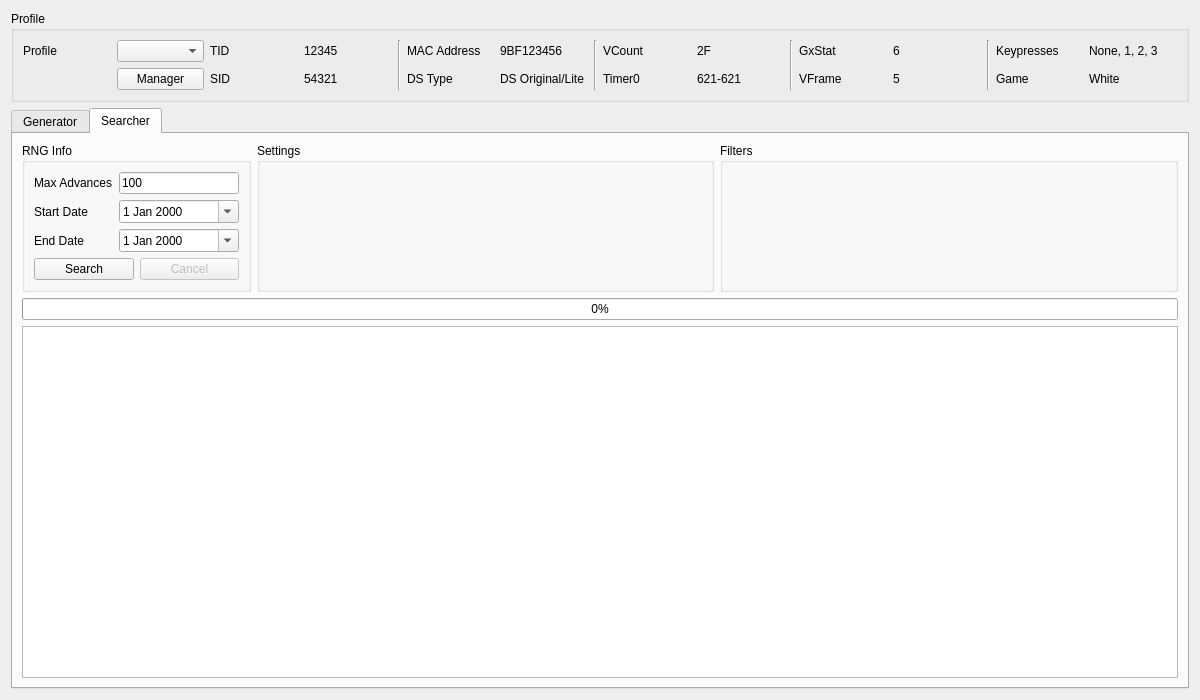
Qt form Forms/Gen5/Eggs5.ui (Admiral-Fish/PokeFinder) before a commit.
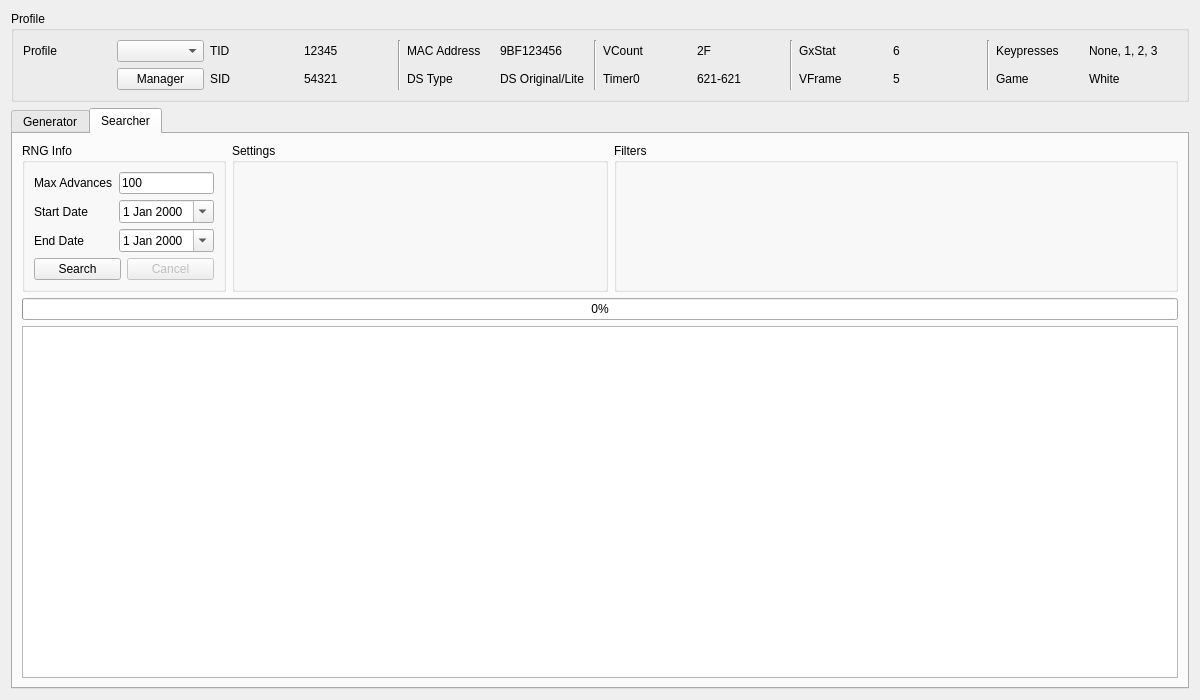
The same form after that commit. The open tabs and pages were chosen to show the change. Custom widgets are drawn as their Qt base class.

The edit to the form file:
```diff
--- a/Forms/Gen5/Eggs5.ui
+++ b/Forms/Gen5/Eggs5.ui
@@ -410,7 +410,7 @@
         <widget class="QGroupBox" name="groupBoxSearcherFilters">
          <property name="sizePolicy">
           <sizepolicy hsizetype="Preferred" vsizetype="Preferred">
-           <horstretch>2</horstretch>
+           <horstretch>3</horstretch>
            <verstretch>0</verstretch>
           </sizepolicy>
          </property>
```
Left out of the diff: 13 changed lines with no effect on the pictures.
